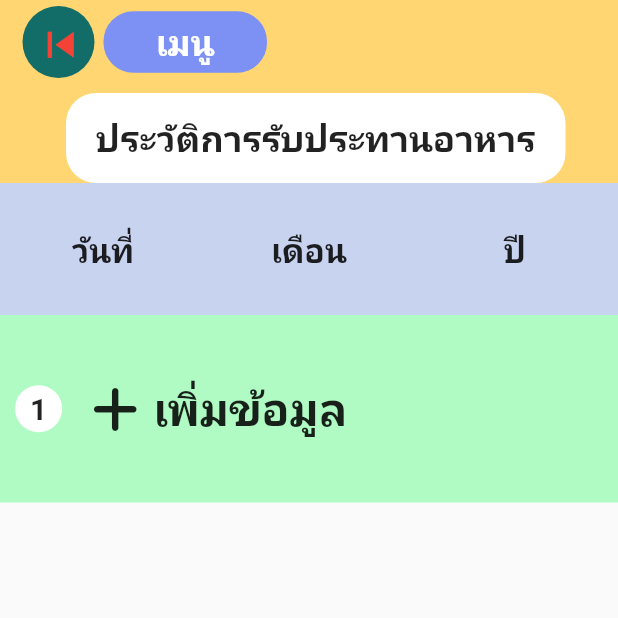
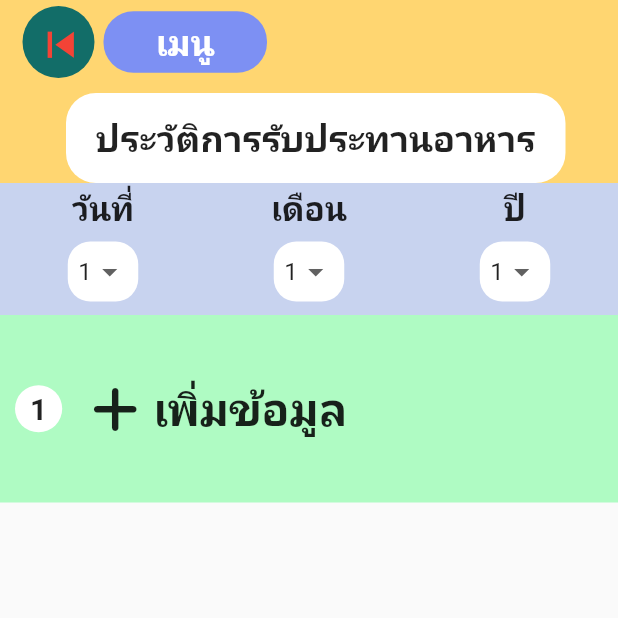
Before and after one commit to AINutritionProject/KinDeeUDee, a Flutter app: the EatHistoryPage screen opened directly, on a phone screen of 412 x 824 dp, the top half of it. Run offline on Flutter 3.47's test engine with Material 2 defaults, Android fonts, the phone set to English and light mode, and no system bars; our stand-ins replace camera, cloud_firestore, csv, dotted_border, firebase_auth, firebase_core and 6 more; accounts and stored records are empty.

Commit message:
add smallDropdownButton for date in eat_history

```diff
--- a/lib/pages/eat_history.dart
+++ b/lib/pages/eat_history.dart
@@ -1,3 +1,4 @@
+import 'package:appfood2/widgets/small_dropdown.dart';
 import 'package:flutter/material.dart';
 import 'package:font_awesome_flutter/font_awesome_flutter.dart';
 import 'package:appfood2/pages/add_eat_history.dart';
@@ -128,11 +129,12 @@ class EatHistoryComponent extends StatelessWidget {
                   ),
                 ],
               ))),
-      const SizedBox(
+      SizedBox(
           width: double.infinity,
           height: 88,
           child: DecoratedBox(
-            decoration: BoxDecoration(color: Color.fromRGBO(200, 211, 239, 1)),
+            decoration:
+                const BoxDecoration(color: Color.fromRGBO(200, 211, 239, 1)),
             child: Row(
               mainAxisAlignment: MainAxisAlignment.center,
               children: [
@@ -141,9 +143,18 @@ class EatHistoryComponent extends StatelessWidget {
                     child: Column(
                       mainAxisAlignment: MainAxisAlignment.center,
                       children: [
-                        Text("วันที่",
+                        const Text("วันที่",
                             style: TextStyle(
                                 fontSize: 22, fontWeight: FontWeight.w700)),
+                        SmallDropDown(
+                          data: const ["1", "2", "3"],
+                          setSelectedItem: (String val) {
+                            return;
+                          },
+                          border: Border.all(
+                              width: 0, color: const Color(0x00000000)),
+                          borderRadius: BorderRadius.circular(15),
+                        )
                       ],
                     )),
                 Expanded(
@@ -151,9 +162,18 @@ class EatHistoryComponent extends StatelessWidget {
                     child: Column(
                       mainAxisAlignment: MainAxisAlignment.center,
                       children: [
-                        Text("เดือน",
+                        const Text("เดือน",
                             style: TextStyle(
-                                fontSize: 22, fontWeight: FontWeight.w700))
+                                fontSize: 22, fontWeight: FontWeight.w700)),
+                        SmallDropDown(
+                          data: const ["1", "2", "3"],
+                          setSelectedItem: (String val) {
+                            return;
+                          },
+                          border: Border.all(
+                              width: 0, color: const Color(0x00000000)),
+                          borderRadius: BorderRadius.circular(15),
+                        )
                       ],
                     )),
                 Expanded(
@@ -161,10 +181,19 @@ class EatHistoryComponent extends StatelessWidget {
                     child: Column(
                       mainAxisAlignment: MainAxisAlignment.center,
                       children: [
-                        Text(
+                        const Text(
                           "ปี",
                           style: TextStyle(
                               fontSize: 22, fontWeight: FontWeight.w700),
+                        ),
+                        SmallDropDown(
+                          data: const ["1", "2", "3"],
+                          setSelectedItem: (String val) {
+                            return;
+                          },
+                          border: Border.all(
+                              width: 0, color: const Color(0x00000000)),
+                          borderRadius: BorderRadius.circular(15),
                         )
                       ],
                     ))
```
